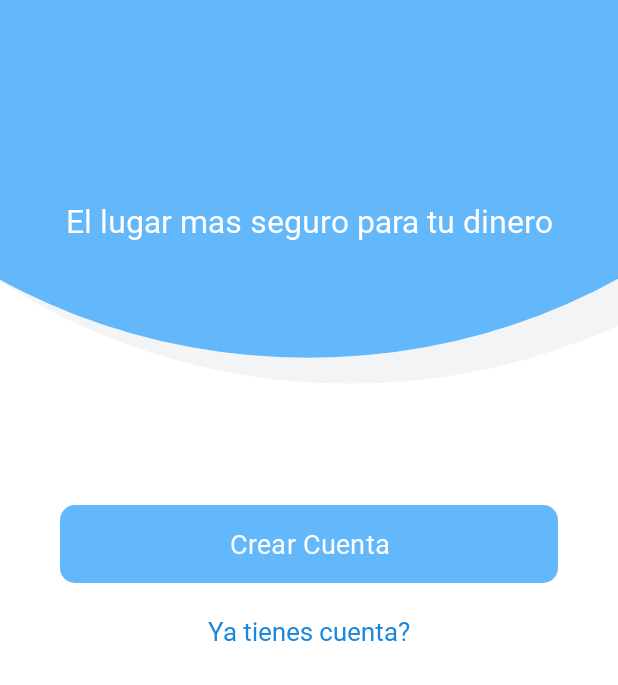
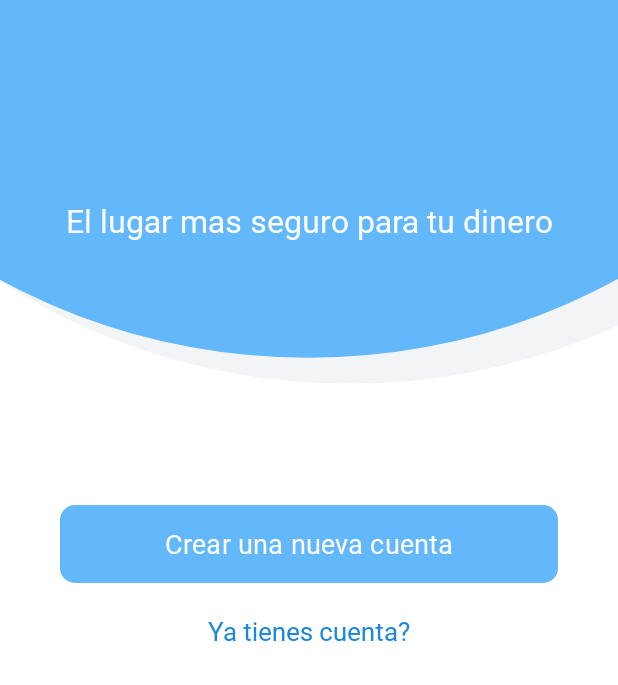
Before and after one commit to Sokka69/AlkeWalletVistas, an Android app: the LoginSignUpActivity screen opened directly, with no data from a screen before it, on a phone screen of 412 x 824 dp, the part 551-1236 px from its top. Run offline under Robolectric (Android 15) with nearby library versions, the phone set to English and light mode, and no system bars.

Commit message:
Implementacion MVVM

```diff
--- a/app/src/main/java/cl/talentodigital/alkewallet/LoginSignUpActivity.kt
+++ b/app/src/main/java/cl/talentodigital/alkewallet/LoginSignUpActivity.kt
@@ -2,36 +2,47 @@ package cl.talentodigital.alkewallet
 
 import android.content.Intent
 import android.os.Bundle
-import android.widget.Button
-import android.widget.TextView
 import androidx.activity.enableEdgeToEdge
 import androidx.appcompat.app.AppCompatActivity
 import androidx.core.view.ViewCompat
 import androidx.core.view.WindowInsetsCompat
+import cl.talentodigital.alkewallet.databinding.ActivityLoginSigupPageBinding
 
 
 class LoginSignUpActivity : AppCompatActivity() {
 
-
+    lateinit var binding: ActivityLoginSigupPageBinding
 
     override fun onCreate(savedInstanceState: Bundle?) {
         super.onCreate(savedInstanceState)
         enableEdgeToEdge()
-        setContentView(R.layout.activity_login_sigup_page)
+        binding = ActivityLoginSigupPageBinding.inflate(layoutInflater)
+        setContentView(binding.root)
 
         //Vamos a declarar los botones para la interaccion
-        val btnIrLogin = findViewById<Button>(R.id.btn_crear2)
+
+        binding.btnCrear.setOnClickListener {
+        val irCrear = Intent(this, SignUpActivity::class.java)
+            startActivity(irCrear)
+        }
+
+        /*val btnIrLogin = findViewById<Button>(R.id.btn_crear2)
         btnIrLogin.setOnClickListener {
             val irCrear = Intent(this, SignUpActivity::class.java)
             startActivity(irCrear)
-        }
+        }*/
 
-        //Vamos a declarar los botones para la interaccion
+        /*//Vamos a declarar los botones para la interaccion
         val lblYatienesCuenta = findViewById<TextView>(R.id.btn_login2)
         lblYatienesCuenta.setOnClickListener {
             val irLogin = Intent(this, LoginActivity::class.java)
             startActivity(irLogin)
+        }*/
+        binding.btnLogin2.setOnClickListener {
+            val irLogin = Intent(this, LoginActivity::class.java)
+            startActivity(irLogin)
         }
+
 
         ViewCompat.setOnApplyWindowInsetsListener(findViewById(R.id.main)) { v, insets ->
             val systemBars = insets.getInsets(WindowInsetsCompat.Type.systemBars())
--- a/app/src/main/java/cl/talentodigital/alkewallet/SignUpActivity.kt
+++ b/app/src/main/java/cl/talentodigital/alkewallet/SignUpActivity.kt
@@ -21,7 +21,7 @@ class SignUpActivity : AppCompatActivity() {
             startActivity(irLogin)
         }
 
-        val botonCrea = findViewById<TextView>(R.id.btn_crear2)
+        val botonCrea = findViewById<TextView>(R.id.btn_crear)
         botonCrea.setOnClickListener {
             val irHomePage = Intent(this, HomePageEmptyCase::class.java)
             startActivity(irHomePage)
--- /dev/null
+++ b/app/src/main/java/cl/talentodigital/alkewallet/model/LoginRequest.kt
@@ -0,0 +1,6 @@
+package cl.talentodigital.alkewallet.model
+
+data class LoginRequest(
+    val email: String,
+    val password: String
+)
--- /dev/null
+++ b/app/src/main/java/cl/talentodigital/alkewallet/model/LoginResponse.kt
@@ -0,0 +1,5 @@
+package cl.talentodigital.alkewallet.model
+
+data class LoginResponse(
+    val accessToken: String
+)
--- a/app/src/main/res/layout/activity_login_sigup_page.xml
+++ b/app/src/main/res/layout/activity_login_sigup_page.xml
@@ -32,14 +32,14 @@
         app:layout_constraintTop_toTopOf="parent" />
 
     <Button
-        android:id="@+id/btn_crear2"
+        android:id="@+id/btn_crear"
         style="@style/boton_celeste"
         android:layout_width="match_parent"
         android:layout_height="60dp"
         android:layout_marginStart="40dp"
         android:layout_marginEnd="40dp"
         android:layout_marginBottom="16dp"
-        android:text="@string/btcrear"
+        android:text="@string/txt_crear_nva_cta"
         app:layout_constraintBottom_toTopOf="@+id/btn_login2"
         app:layout_constraintEnd_toEndOf="parent"
         app:layout_constraintStart_toStartOf="parent" />
--- a/app/src/main/res/layout/activity_sign_up.xml
+++ b/app/src/main/res/layout/activity_sign_up.xml
@@ -175,7 +175,7 @@
         app:layout_constraintTop_toBottomOf="@+id/editTextTextPassword3" />
 
     <Button
-        android:id="@+id/btn_crear2"
+        android:id="@+id/btn_crear"
         style="@style/boton_celeste"
         android:layout_width="match_parent"
         android:layout_height="60dp"
--- a/app/src/main/res/layout/activity_splash_screen.xml
+++ b/app/src/main/res/layout/activity_splash_screen.xml
@@ -10,7 +10,7 @@
     tools:context=".SplashScreen">
 
     <ImageView
-        android:id="@+id/icono"
+        android:id="@+id/logoApp"
         android:layout_width="106dp"
         android:layout_height="137dp"
         android:layout_marginStart="152dp"
--- a/app/src/main/res/values/strings.xml
+++ b/app/src/main/res/values/strings.xml
@@ -12,8 +12,8 @@
     <string name="inputcontrasena">Ingresar tu contraseña</string>
     <string name="olvidaste_contasena">Olvidaste tu contraseña?</string>
     <string name="btn_login">Login</string>
-    <string name="txt_crear_cuenta">Crear una nueva cuenta</string>
-
+    <string name="txt_crear_cuenta">Crear cuenta</string>
+    <string name="txt_crear_nva_cta">Crear una nueva cuenta</string>
     <!--Pantalla Registrar -->
     <string name="txt_registrar">Registrarse y \n empezar a tranferir</string>
     <string name="lbl_nombre">Nombre</string>
```
Also changed, not shown: app/src/main/java/cl/talentodigital/alkewallet/LoginActivity.kt (+7 -1 lines), app/src/main/java/cl/talentodigital/alkewallet/SplashScreen.kt (+10 -6 lines), app/src/main/java/cl/talentodigital/alkewallet/viewmodel/LoginViewModel.kt (added, +36 -0 lines), app/src/main/res/layout/activity_login.xml (renamed from app/src/main/res/layout/activity_login_page.xml).
